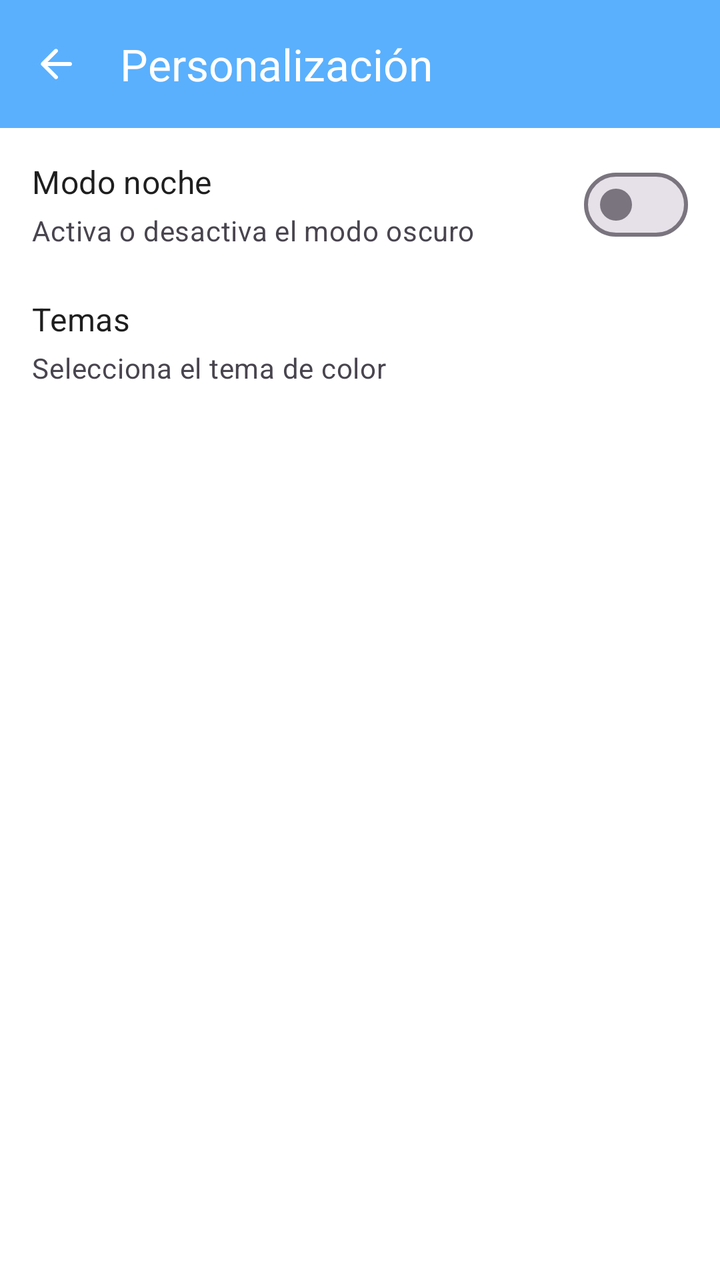
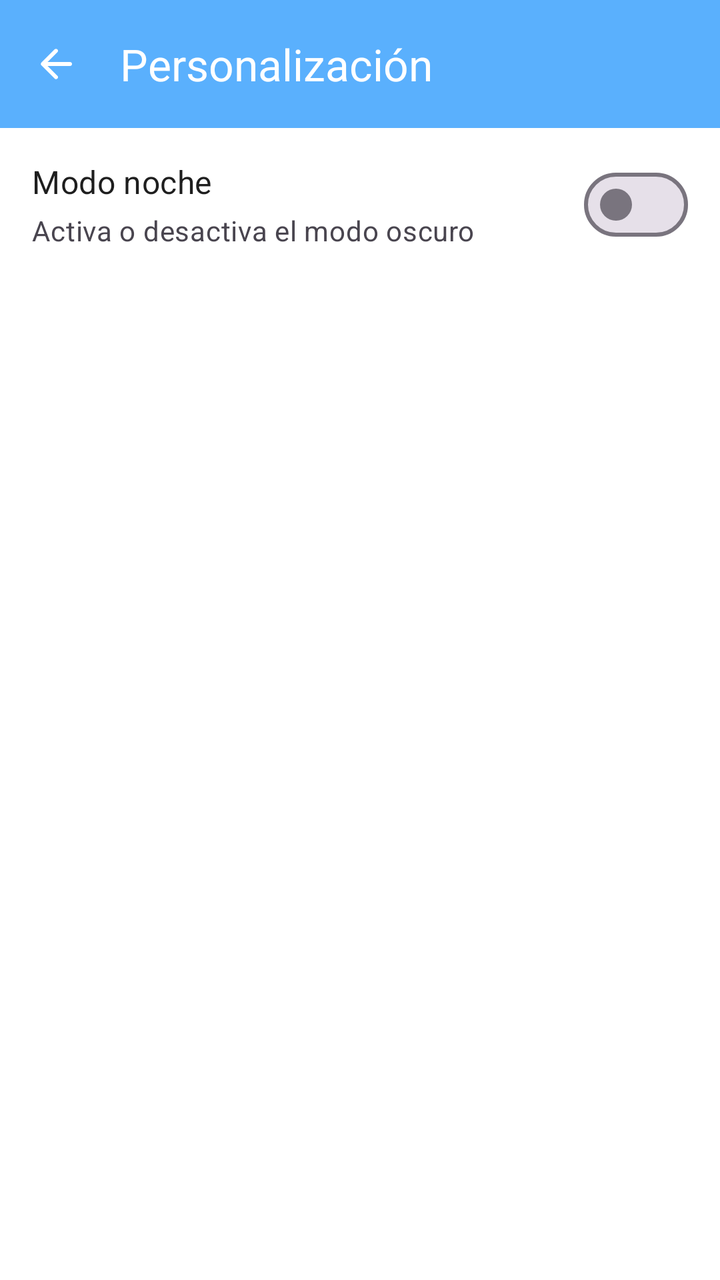

The first picture is an Android layout as it rendered before a commit; the second is the same layout after the commit. The layout source and the unified diff follow.
<!-- AndroidManifest.xml: application theme Theme.AquaTraking -->
<!-- res/layout/activity_themes_menu.xml -->
<?xml version="1.0" encoding="utf-8"?>
<androidx.constraintlayout.widget.ConstraintLayout
    xmlns:android="http://schemas.android.com/apk/res/android"
    xmlns:app="http://schemas.android.com/apk/res-auto"
    android:layout_width="match_parent"
    android:layout_height="match_parent"
    android:background="@color/menus_background">

    <com.google.android.material.appbar.AppBarLayout
        android:id="@+id/appBarLayout"
        android:layout_width="match_parent"
        android:layout_height="wrap_content"
        android:theme="@style/ThemeOverlay.AppCompat.Dark.ActionBar"
        app:layout_constraintTop_toTopOf="parent"
        app:layout_constraintLeft_toLeftOf="parent"
        app:layout_constraintRight_toRightOf="parent">

        <com.google.android.material.appbar.MaterialToolbar
            android:id="@+id/toolbar"
            app:title="Personalización"
            android:layout_width="match_parent"
            android:layout_height="?attr/actionBarSize"
            android:background="?attr/colorPrimary"
            app:navigationIcon="@drawable/ic_arrow_left"
            app:navigationIconTint="@color/white"
            android:theme="@style/ThemeOverlay.AppCompat.Dark.ActionBar"/>
    </com.google.android.material.appbar.AppBarLayout>

    <com.google.android.material.textview.MaterialTextView
        android:id="@+id/tvNightMode"
        android:layout_width="wrap_content"
        android:layout_height="wrap_content"
        android:layout_marginStart="16dp"
        android:layout_marginTop="16dp"
        android:text="Modo noche"
        android:textAppearance="?attr/textAppearanceSubtitle1"
        app:layout_constraintStart_toStartOf="parent"
        app:layout_constraintTop_toBottomOf="@id/appBarLayout" />

    <com.google.android.material.textview.MaterialTextView
        android:id="@+id/tvNightModeDescription"
        android:layout_width="0dp"
        android:layout_height="wrap_content"
        android:layout_marginStart="16dp"
        android:layout_marginTop="4dp"
        android:layout_marginEnd="16dp"
        android:text="Activa o desactiva el modo oscuro"
        android:textAppearance="?attr/textAppearanceBody2"
        android:textColor="?android:attr/textColorSecondary"
        app:layout_constraintEnd_toStartOf="@id/switchNightMode"
        app:layout_constraintStart_toStartOf="parent"
        app:layout_constraintTop_toBottomOf="@id/tvNightMode" />

    <com.google.android.material.materialswitch.MaterialSwitch
        android:id="@+id/switchNightMode"
        android:layout_width="wrap_content"
        android:layout_height="wrap_content"
        android:layout_marginEnd="16dp"
        app:layout_constraintBottom_toBottomOf="@id/tvNightModeDescription"
        app:layout_constraintEnd_toEndOf="parent"
        app:layout_constraintTop_toTopOf="@id/tvNightMode" />

    <com.google.android.material.textview.MaterialTextView
        android:id="@+id/tvThemes"
        android:layout_width="wrap_content"
        android:layout_height="wrap_content"
        android:layout_marginStart="16dp"
        android:layout_marginTop="24dp"
        android:text="Temas"
        android:textAppearance="?attr/textAppearanceSubtitle1"
        app:layout_constraintStart_toStartOf="parent"
        app:layout_constraintTop_toBottomOf="@id/tvNightModeDescription" />

    <com.google.android.material.textview.MaterialTextView
        android:id="@+id/tvThemesDescription"
        android:layout_width="0dp"
        android:layout_height="wrap_content"
        android:layout_marginStart="16dp"
        android:layout_marginTop="4dp"
        android:layout_marginEnd="16dp"
        android:text="Selecciona el tema de color"
        android:textAppearance="?attr/textAppearanceBody2"
        android:textColor="?android:attr/textColorSecondary"
        app:layout_constraintEnd_toEndOf="parent"
        app:layout_constraintStart_toStartOf="parent"
        app:layout_constraintTop_toBottomOf="@id/tvThemes" />

</androidx.constraintlayout.widget.ConstraintLayout>
<!-- resources referenced by this layout -->
<resources>
  <color name="menus_background">#FFFFFFFF</color>
  <color name="white">#FFFFFFFF</color>
  <!-- drawable ic_arrow_left (drawable) -->
  <vector xmlns:android="http://schemas.android.com/apk/res/android"
      android:width="24dp"
      android:height="24dp"
      android:viewportWidth="960"
      android:viewportHeight="960">
    <path
        android:pathData="m313,520 l196,196q12,12 11.5,28T508,772q-12,11 -28,11.5T452,772L188,508q-6,-6 -8.5,-13t-2.5,-15q0,-8 2.5,-15t8.5,-13l264,-264q11,-11 27.5,-11t28.5,11q12,12 12,28.5T508,245L313,440h447q17,0 28.5,11.5T800,480q0,17 -11.5,28.5T760,520L313,520Z"
        android:fillColor="#e8eaed"/>
  </vector>
  <style name="Theme.AquaTraking" parent="Base.Theme.AquaTraking" />
  <style name="Base.Theme.AquaTraking" parent="Theme.Material3.DayNight.NoActionBar">
          <item name="colorPrimary">@color/blue2</item>
          <item name="colorPrimaryVariant">@color/blue2</item>
          <item name="colorOnPrimary">@color/blueText</item>
  
          <item name="android:colorBackground">@color/blue3</item>
  
          <item name="android:textColorPrimary">@color/text_dark</item>
          <item name="bottomNavigationStyle">@style/Widget.AquaTraking.BottomNavigationView</item>
  
      </style>
  <color name="blue2">#5AB0FD</color>
  <color name="blueText">#F1FAFF</color>
  <color name="blue3">#DCF2FF</color>
  <color name="text_dark">#1E1E1E</color>
  <style name="Widget.AquaTraking.BottomNavigationView" parent="Widget.Material3.BottomNavigationView">
          <item name="android:background">@color/blue2</item>
          <item name="android:itemBackground">@color/blue2</item>
          <item name="itemIconTint">@color/blueText</item>
          <item name="itemTextColor">@color/blueText</item>
  
  
  
      </style>
</resources>

<!-- the commit's change to res/layout/activity_themes_menu.xml (unified diff, before → after) -->
@@ -60,29 +60,4 @@
         app:layout_constraintEnd_toEndOf="parent"
         app:layout_constraintTop_toTopOf="@id/tvNightMode" />
 
-    <com.google.android.material.textview.MaterialTextView
-        android:id="@+id/tvThemes"
-        android:layout_width="wrap_content"
-        android:layout_height="wrap_content"
-        android:layout_marginStart="16dp"
-        android:layout_marginTop="24dp"
-        android:text="Temas"
-        android:textAppearance="?attr/textAppearanceSubtitle1"
-        app:layout_constraintStart_toStartOf="parent"
-        app:layout_constraintTop_toBottomOf="@id/tvNightModeDescription" />
-
-    <com.google.android.material.textview.MaterialTextView
-        android:id="@+id/tvThemesDescription"
-        android:layout_width="0dp"
-        android:layout_height="wrap_content"
-        android:layout_marginStart="16dp"
-        android:layout_marginTop="4dp"
-        android:layout_marginEnd="16dp"
-        android:text="Selecciona el tema de color"
-        android:textAppearance="?attr/textAppearanceBody2"
-        android:textColor="?android:attr/textColorSecondary"
-        app:layout_constraintEnd_toEndOf="parent"
-        app:layout_constraintStart_toStartOf="parent"
-        app:layout_constraintTop_toBottomOf="@id/tvThemes" />
-
 </androidx.constraintlayout.widget.ConstraintLayout>
